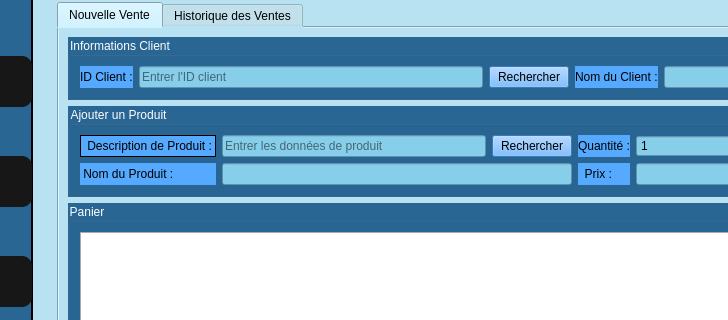
Esprit-UP-Algo/projetcpp-2a25-s1-smart-optical-store, file saleswindow.ui: the form before one commit; both pictures show x 187 to 915 and y 82 to 402 of the 1235 by 800 pixel window.
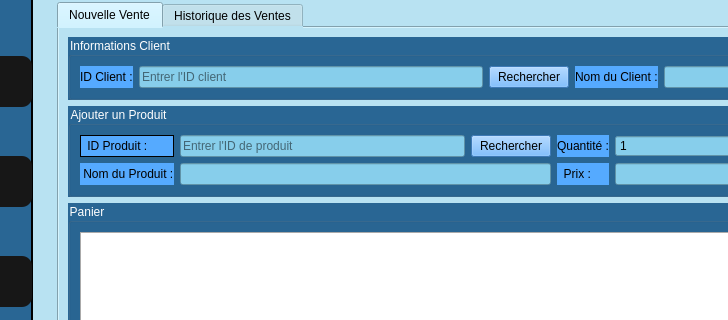
The form after the commit. Icons and pictures are not drawn.

Patch:
```diff
--- a/saleswindow.ui
+++ b/saleswindow.ui
@@ -375,7 +375,7 @@
                  <enum>QFrame::Shape::Box</enum>
                 </property>
                 <property name="text">
-                 <string> Description de Produit :</string>
+                 <string> ID Produit :</string>
                 </property>
                </widget>
               </item>
@@ -385,7 +385,7 @@
                  <string notr="true">background-color: #87CEEB; color: black;</string>
                 </property>
                 <property name="placeholderText">
-                 <string>Entrer les données de produit</string>
+                 <string>Entrer l'ID de produit</string>
                 </property>
                </widget>
               </item>
```
Left out of the diff: 1 changed line with no effect on the pictures.
